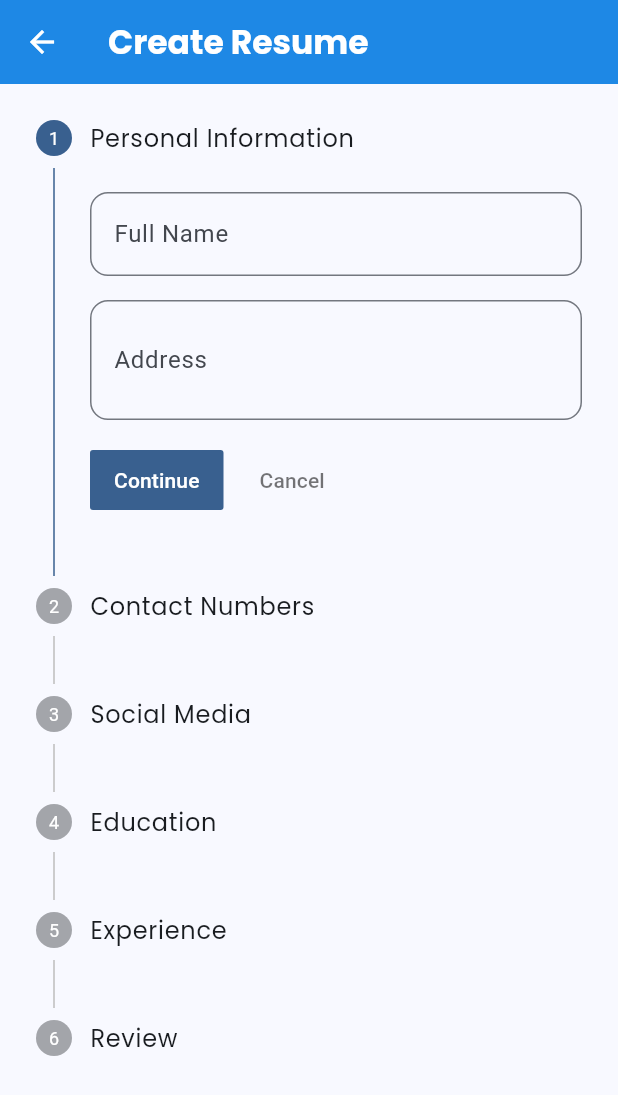
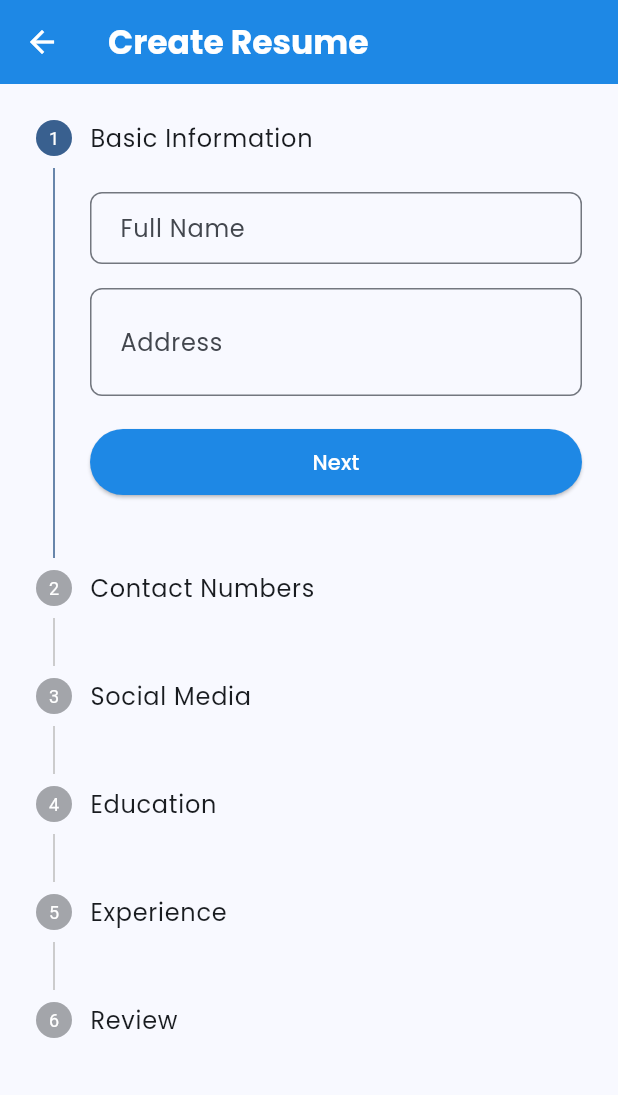
Before and after one commit to chamudithaperera/Flutter-Dart-project-07-Resume_Maker, a Flutter app: the ResumeFormPage screen opened directly with empty values, on a phone screen of 412 x 824 dp. Shown: the top 1095 px of the screen. Run offline on Flutter 3.47's test engine with Material 3 defaults, Android fonts, the phone set to English and light mode, and no system bars; our stand-ins replace google_fonts.

Commit message:
Enhance ResumeFormPage by adding custom controls for step navigation, improving form validation, and updating input field decorations for a more consistent user experience.

```diff
--- a/resume_maker/lib/screens/resume_form_page.dart
+++ b/resume_maker/lib/screens/resume_form_page.dart
@@ -70,22 +70,58 @@ class _ResumeFormPageState extends State<ResumeFormPage> {
               });
             }
           },
+          controlsBuilder: (context, details) {
+            return Padding(
+              padding: const EdgeInsets.only(top: 20),
+              child: Row(
+                children: [
+                  if (_currentStep > 0)
+                    Expanded(
+                      child: ElevatedButton(
+                        onPressed: details.onStepCancel,
+                        style: ElevatedButton.styleFrom(
+                          backgroundColor: Colors.grey[200],
+                          foregroundColor: Colors.black87,
+                          padding: const EdgeInsets.symmetric(vertical: 12),
+                        ),
+                        child: Text(
+                          'Back',
+                          style: GoogleFonts.poppins(
+                            fontWeight: FontWeight.w500,
+                          ),
+                        ),
+                      ),
+                    ),
+                  if (_currentStep > 0) const SizedBox(width: 12),
+                  Expanded(
+                    child: ElevatedButton(
+                      onPressed: details.onStepContinue,
+                      style: ElevatedButton.styleFrom(
+                        backgroundColor: const Color(0xFF1E88E5),
+                        foregroundColor: Colors.white,
+                        padding: const EdgeInsets.symmetric(vertical: 12),
+                      ),
+                      child: Text(
+                        _currentStep == 5 ? 'Create Resume' : 'Next',
+                        style: GoogleFonts.poppins(fontWeight: FontWeight.w500),
+                      ),
+                    ),
+                  ),
+                ],
+              ),
+            );
+          },
           steps: [
-            // Personal Information
+            // Basic Information
             Step(
-              title: Text('Personal Information', style: GoogleFonts.poppins()),
+              title: Text('Basic Information', style: GoogleFonts.poppins()),
               content: Column(
                 children: [
                   TextFormField(
                     controller: _nameController,
-                    decoration: InputDecoration(
-                      labelText: 'Full Name',
-                      border: OutlineInputBorder(
-                        borderRadius: BorderRadius.circular(12),
-                      ),
-                    ),
+                    decoration: _inputDecoration('Full Name'),
                     validator: (value) {
-                      if (value == null || value.isEmpty) {
+                      if (value?.isEmpty ?? true) {
                         return 'Please enter your name';
                       }
                       return null;
@@ -94,13 +130,14 @@ class _ResumeFormPageState extends State<ResumeFormPage> {
                   const SizedBox(height: 16),
                   TextFormField(
                     controller: _addressController,
-                    decoration: InputDecoration(
-                      labelText: 'Address',
-                      border: OutlineInputBorder(
-                        borderRadius: BorderRadius.circular(12),
-                      ),
-                    ),
+                    decoration: _inputDecoration('Address'),
                     maxLines: 2,
+                    validator: (value) {
+                      if (value?.isEmpty ?? true) {
+                        return 'Please enter your address';
+                      }
+                      return null;
+                    },
                   ),
                 ],
               ),
@@ -114,40 +151,40 @@ class _ResumeFormPageState extends State<ResumeFormPage> {
                 children: [
                   ..._contactControllers.asMap().entries.map((entry) {
                     int idx = entry.key;
+                    var controller = entry.value;
                     return Padding(
-                      padding: const EdgeInsets.only(bottom: 16),
+                      padding: const EdgeInsets.only(bottom: 12),
                       child: Row(
                         children: [
                           Expanded(
                             child: TextFormField(
-                              controller: entry.value,
-                              decoration: InputDecoration(
-                                labelText: 'Contact Number ${idx + 1}',
-                                border: OutlineInputBorder(
-                                  borderRadius: BorderRadius.circular(12),
-                                ),
-                              ),
+                              controller: controller,
+                              decoration: _inputDecoration('Contact Number'),
                               keyboardType: TextInputType.phone,
+                              validator: (value) {
+                                if (value?.isEmpty ?? true) {
+                                  return 'Please enter a contact number';
+                                }
+                                return null;
+                              },
                             ),
                           ),
                           const SizedBox(width: 8),
                           if (_contactControllers.length > 1)
                             IconButton(
-                              icon: const Icon(Icons.delete, color: Colors.red),
+                              icon: const Icon(Icons.remove_circle_outline),
+                              color: Colors.red,
                               onPressed: () => _removeContact(idx),
                             ),
                         ],
                       ),
                     );
                   }).toList(),
-                  ElevatedButton.icon(
+                  const SizedBox(height: 8),
+                  OutlinedButton.icon(
                     onPressed: _addContact,
                     icon: const Icon(Icons.add),
-                    label: const Text('Add Contact'),
-                    style: ElevatedButton.styleFrom(
-                      backgroundColor: const Color(0xFF1E88E5),
-                      foregroundColor: Colors.white,
-                    ),
+                    label: Text('Add Contact', style: GoogleFonts.poppins()),
                   ),
                 ],
               ),
@@ -161,6 +198,7 @@ class _ResumeFormPageState extends State<ResumeFormPage> {
                 children: [
                   ..._socialMedia.asMap().entries.map((entry) {
                     int idx = entry.key;
+                    var social = entry.value;
                     return Padding(
                       padding: const EdgeInsets.only(bottom: 16),
                       child: Column(
@@ -169,44 +207,47 @@ class _ResumeFormPageState extends State<ResumeFormPage> {
                             children: [
                               Expanded(
                                 child: TextFormField(
-                                  controller: entry.value.platformController,
-                                  decoration: InputDecoration(
-                                    labelText: 'Platform Name',
-                                    border: OutlineInputBorder(
-                                      borderRadius: BorderRadius.circular(12),
-                                    ),
-                                  ),
+                                  controller: social.platformController,
+                                  decoration: _inputDecoration('Platform Name'),
+                                  validator: (value) {
+                                    if (value?.isEmpty ?? true) {
+                                      return 'Please enter platform name';
+                                    }
+                                    return null;
+                                  },
                                 ),
                               ),
                               const SizedBox(width: 8),
                               if (_socialMedia.length > 1)
                                 IconButton(
-                                  icon: const Icon(Icons.delete, color: Colors.red),
+                                  icon: const Icon(Icons.remove_circle_outline),
+                                  color: Colors.red,
                                   onPressed: () => _removeSocialMedia(idx),
                                 ),
                             ],
                           ),
                           const SizedBox(height: 8),
                           TextFormField(
-                            controller: entry.value.urlController,
-                            decoration: InputDecoration(
-                              labelText: 'URL',
-                              border: OutlineInputBorder(
-                                borderRadius: BorderRadius.circular(12),
-                              ),
-                            ),
+                            controller: social.urlController,
+                            decoration: _inputDecoration('Profile URL'),
+                            validator: (value) {
+                              if (value?.isEmpty ?? true) {
+                                return 'Please enter profile URL';
+                              }
+                              return null;
+                            },
                           ),
                         ],
                       ),
                     );
                   }).toList(),
-                  ElevatedButton.icon(
+                  const SizedBox(height: 8),
+                  OutlinedButton.icon(
                     onPressed: _addSocialMedia,
                     icon: const Icon(Icons.add),
-                    label: const Text('Add Social Media'),
-                    style: ElevatedButton.styleFrom(
-                      backgroundColor: const Color(0xFF1E88E5),
-                      foregroundColor: Colors.white,
+                    label: Text(
+                      'Add Social Media',
+                      style: GoogleFonts.poppins(),
                     ),
                   ),
                 ],
@@ -221,67 +262,76 @@ class _ResumeFormPageState extends State<ResumeFormPage> {
                 children: [
                   ..._education.asMap().entries.map((entry) {
                     int idx = entry.key;
-                    return Padding(
-                      padding: const EdgeInsets.only(bottom: 16),
+                    var education = entry.value;
+                    return Card(
+                      margin: const EdgeInsets.only(bottom: 16),
+                      child: Padding(
+                        padding: const EdgeInsets.all(16),
                         child: Column(
                           children: [
                             Row(
                               children: [
                                 Expanded(
-                                child: Column(
-                                  children: [
-                                    TextFormField(
-                                      controller: entry.value.timeController,
-                                      decoration: InputDecoration(
-                                        labelText: 'Time Period',
-                                        border: OutlineInputBorder(
-                                          borderRadius: BorderRadius.circular(12),
+                                  child: Text(
+                                    'Education ${idx + 1}',
+                                    style: GoogleFonts.poppins(
+                                      fontWeight: FontWeight.w600,
                                     ),
                                   ),
                                 ),
-                                    const SizedBox(height: 8),
+                                if (_education.length > 1)
+                                  IconButton(
+                                    icon: const Icon(
+                                      Icons.remove_circle_outline,
+                                    ),
+                                    color: Colors.red,
+                                    onPressed: () => _removeEducation(idx),
+                                  ),
+                              ],
+                            ),
+                            const SizedBox(height: 12),
                             TextFormField(
-                                      controller: entry.value.qualificationController,
-                                      decoration: InputDecoration(
-                                        labelText: 'Qualification',
-                                        border: OutlineInputBorder(
-                                          borderRadius: BorderRadius.circular(12),
+                              controller: education.timeController,
+                              decoration: _inputDecoration('Time Period'),
+                              validator: (value) {
+                                if (value?.isEmpty ?? true) {
+                                  return 'Please enter time period';
+                                }
+                                return null;
+                              },
                             ),
+                            const SizedBox(height: 12),
+                            TextFormField(
+                              controller: education.qualificationController,
+                              decoration: _inputDecoration('Qualification'),
+                              validator: (value) {
+                                if (value?.isEmpty ?? true) {
+                                  return 'Please enter qualification';
+                                }
+                                return null;
+                              },
                             ),
-                                    ),
-                                    const SizedBox(height: 8),
+                            const SizedBox(height: 12),
                             TextFormField(
-                                      controller: entry.value.instituteController,
-                                      decoration: InputDecoration(
-                                        labelText: 'Institute',
-                                        border: OutlineInputBorder(
-                                          borderRadius: BorderRadius.circular(12),
-                                        ),
-                                      ),
+                              controller: education.instituteController,
+                              decoration: _inputDecoration('Institute'),
+                              validator: (value) {
+                                if (value?.isEmpty ?? true) {
+                                  return 'Please enter institute';
+                                }
+                                return null;
+                              },
                             ),
                           ],
                         ),
                       ),
-                              const SizedBox(width: 8),
-                              if (_education.length > 1)
-                                IconButton(
-                                  icon: const Icon(Icons.delete, color: Colors.red),
-                                  onPressed: () => _removeEducation(idx),
-                                ),
-                            ],
-                          ),
-                        ],
-                      ),
                     );
                   }).toList(),
-                  ElevatedButton.icon(
+                  const SizedBox(height: 8),
+                  OutlinedButton.icon(
                     onPressed: _addEducation,
                     icon: const Icon(Icons.add),
-                    label: const Text('Add Education'),
-                    style: ElevatedButton.styleFrom(
-                      backgroundColor: const Color(0xFF1E88E5),
-                      foregroundColor: Colors.white,
-                    ),
+                    label: Text('Add Education', style: GoogleFonts.poppins()),
                   ),
                 ],
               ),
@@ -295,67 +345,76 @@ class _ResumeFormPageState extends State<ResumeFormPage> {
                 children: [
                   ..._experience.asMap().entries.map((entry) {
                     int idx = entry.key;
-                    return Padding(
-                      padding: const EdgeInsets.only(bottom: 16),
+                    var experience = entry.value;
+                    return Card(
+                      margin: const EdgeInsets.only(bottom: 16),
+                      child: Padding(
+                        padding: const EdgeInsets.all(16),
                         child: Column(
                           children: [
                             Row(
                               children: [
                                 Expanded(
-                                child: Column(
-                                  children: [
-                                    TextFormField(
-                                      controller: entry.value.timeController,
-                                      decoration: InputDecoration(
-                                        labelText: 'Time Period',
-                                        border: OutlineInputBorder(
-                                          borderRadius: BorderRadius.circular(12),
+                                  child: Text(
+                                    'Experience ${idx + 1}',
+                                    style: GoogleFonts.poppins(
+                                      fontWeight: FontWeight.w600,
                                     ),
                                   ),
                                 ),
-                                    const SizedBox(height: 8),
+                                if (_experience.length > 1)
+                                  IconButton(
+                                    icon: const Icon(
+                                      Icons.remove_circle_outline,
+                                    ),
+                                    color: Colors.red,
+                                    onPressed: () => _removeExperience(idx),
+                                  ),
+                              ],
+                            ),
+                            const SizedBox(height: 12),
                             TextFormField(
-                                      controller: entry.value.positionController,
-                                      decoration: InputDecoration(
-                                        labelText: 'Position',
-                                        border: OutlineInputBorder(
-                                          borderRadius: BorderRadius.circular(12),
+                              controller: experience.timeController,
+                              decoration: _inputDecoration('Time Period'),
+                              validator: (value) {
+                                if (value?.isEmpty ?? true) {
+                                  return 'Please enter time period';
+                                }
+                                return null;
+                              },
                             ),
+                            const SizedBox(height: 12),
+                            TextFormField(
+                              controller: experience.positionController,
+                              decoration: _inputDecoration('Position'),
+                              validator: (value) {
+                                if (value?.isEmpty ?? true) {
+                                  return 'Please enter position';
+                                }
+                                return null;
+                              },
                             ),
-                                    ),
-                                    const SizedBox(height: 8),
+                            const SizedBox(height: 12),
                             TextFormField(
-                                      controller: entry.value.companyController,
-                                      decoration: InputDecoration(
-                                        labelText: 'Company',
-                                        border: OutlineInputBorder(
-                                          borderRadius: BorderRadius.circular(12),
-                                        ),
-                                      ),
+                              controller: experience.companyController,
+                              decoration: _inputDecoration('Company'),
+                              validator: (value) {
+                                if (value?.isEmpty ?? true) {
+                                  return 'Please enter company';
+                                }
+                                return null;
+                              },
                             ),
                           ],
                         ),
                       ),
-                              const SizedBox(width: 8),
-                              if (_experience.length > 1)
-                                IconButton(
-                                  icon: const Icon(Icons.delete, color: Colors.red),
-                                  onPressed: () => _removeExperience(idx),
-                                ),
-                            ],
-                          ),
-                        ],
-                      ),
                     );
                   }).toList(),
-                  ElevatedButton.icon(
+                  const SizedBox(height: 8),
+                  OutlinedButton.icon(
                     onPressed: _addExperience,
                     icon: const Icon(Icons.add),
-                    label: const Text('Add Experience'),
-                    style: ElevatedButton.styleFrom(
-                      backgroundColor: const Color(0xFF1E88E5),
-                      foregroundColor: Colors.white,
-                    ),
+                    label: Text('Add Experience', style: GoogleFonts.poppins()),
                   ),
                 ],
               ),
@@ -366,32 +425,11 @@ class _ResumeFormPageState extends State<ResumeFormPage> {
             Step(
               title: Text('Review', style: GoogleFonts.poppins()),
               content: Column(
-                crossAxisAlignment: CrossAxisAlignment.stretch,
+                crossAxisAlignment: CrossAxisAlignment.start,
                 children: [
                   Text(
-                    'Review your information',
-                    style: GoogleFonts.poppins(
-                      fontSize: 18,
-                      fontWeight: FontWeight.bold,
-                    ),
-                  ),
-                  const SizedBox(height: 16),
-                  ElevatedButton(
-                    onPressed: () {
-                      // TODO: Generate resume
-                    },
-                    style: ElevatedButton.styleFrom(
-                      backgroundColor: const Color(0xFF1E88E5),
-                      foregroundColor: Colors.white,
-                      padding: const EdgeInsets.symmetric(vertical: 16),
-                    ),
-                    child: Text(
-                      'Generate Resume',
-                      style: GoogleFonts.poppins(
-                        fontSize: 16,
-                        fontWeight: FontWeight.w600,
-                      ),
-                    ),
+                    'Please review your information before creating the resume.',
+                    style: GoogleFonts.poppins(fontSize: 16),
                   ),
                 ],
               ),
@@ -400,6 +438,15 @@ class _ResumeFormPageState extends State<ResumeFormPage> {
           ],
         ),
       ),
+    );
+  }
+
+  InputDecoration _inputDecoration(String label) {
+    return InputDecoration(
+      labelText: label,
+      labelStyle: GoogleFonts.poppins(),
+      border: OutlineInputBorder(borderRadius: BorderRadius.circular(8)),
+      contentPadding: const EdgeInsets.symmetric(horizontal: 16, vertical: 12),
     );
   }
 
```
Lines whose indentation alone changed are shown as unchanged.
